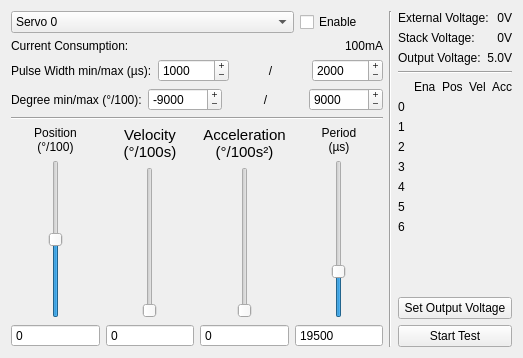
The window that src/brickv/plugin_system/plugins/servo/ui/servo.ui (Tinkerforge/brickv) describes before a commit, drawn with Qt 5.
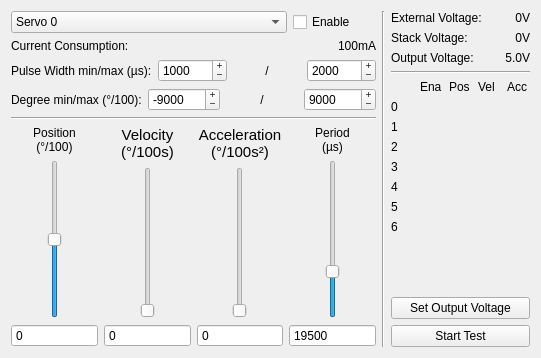
The same window after the commit.

Commit message: fix problem with expanding text

Diff of the .ui file:
```diff
--- a/src/brickv/plugin_system/plugins/servo/ui/servo.ui
+++ b/src/brickv/plugin_system/plugins/servo/ui/servo.ui
@@ -6,7 +6,7 @@
    <rect>
     <x>0</x>
     <y>0</y>
-    <width>523</width>
+    <width>541</width>
     <height>358</height>
    </rect>
   </property>
@@ -260,7 +260,7 @@
            <item>
             <widget class="QSlider" name="position_slider">
              <property name="sizePolicy">
-              <sizepolicy hsizetype="Expanding" vsizetype="Expanding">
+              <sizepolicy hsizetype="Minimum" vsizetype="Expanding">
                <horstretch>0</horstretch>
                <verstretch>0</verstretch>
               </sizepolicy>
@@ -313,7 +313,7 @@
            <item>
             <widget class="QSlider" name="velocity_slider">
              <property name="sizePolicy">
-              <sizepolicy hsizetype="Expanding" vsizetype="Expanding">
+              <sizepolicy hsizetype="Minimum" vsizetype="Expanding">
                <horstretch>0</horstretch>
                <verstretch>0</verstretch>
               </sizepolicy>
@@ -360,7 +360,7 @@
            <item>
             <widget class="QSlider" name="acceleration_slider">
              <property name="sizePolicy">
-              <sizepolicy hsizetype="Expanding" vsizetype="Expanding">
+              <sizepolicy hsizetype="Minimum" vsizetype="Expanding">
                <horstretch>0</horstretch>
                <verstretch>0</verstretch>
               </sizepolicy>
@@ -404,7 +404,7 @@
            <item>
             <widget class="QSlider" name="period_slider">
              <property name="sizePolicy">
-              <sizepolicy hsizetype="Expanding" vsizetype="Expanding">
+              <sizepolicy hsizetype="Minimum" vsizetype="Expanding">
                <horstretch>0</horstretch>
                <verstretch>0</verstretch>
               </sizepolicy>
@@ -513,6 +513,12 @@
          </item>
          <item>
           <widget class="QLabel" name="output_voltage_label">
+           <property name="minimumSize">
+            <size>
+             <width>50</width>
+             <height>0</height>
+            </size>
+           </property>
            <property name="text">
             <string>5.0V</string>
            </property>
```
